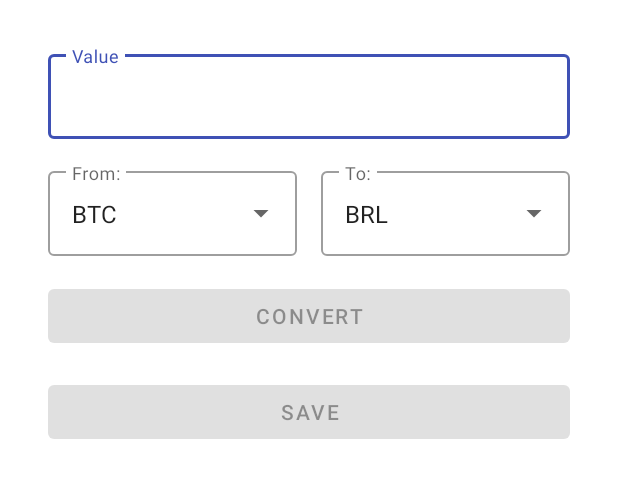
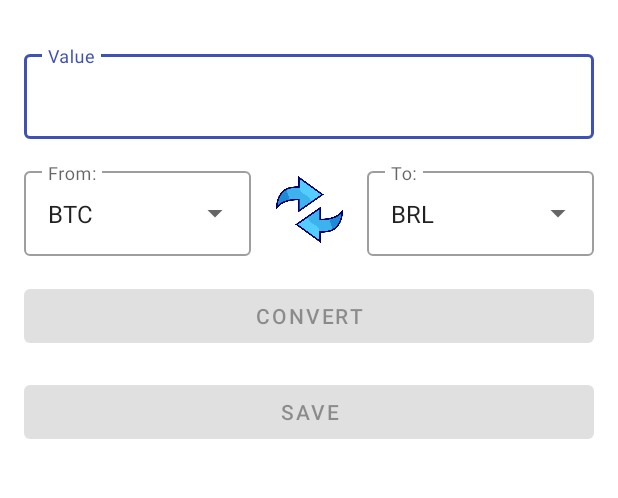
Before and after one commit to matheus-miranda/Crypto-Converter, an Android app: the screen it shows after launch (MainActivity), on a phone screen of 412 x 824 dp, the part 62-560 px from its top. Run offline under Robolectric (Android 15) with nearby library versions, the light colour scheme and no system bars; our stand-ins replace Room's generated code, navigation-ui; pictures from the network do not load.

Commit message:
Add Swap Button to layout

```diff
--- a/app/src/main/res/layout/fragment_home.xml
+++ b/app/src/main/res/layout/fragment_home.xml
@@ -22,14 +22,14 @@
             android:layout_width="wrap_content"
             android:layout_height="wrap_content"
             android:orientation="vertical"
-            app:layout_constraintGuide_begin="@dimen/extra_padding" />
+            app:layout_constraintGuide_begin="@dimen/layout_padding" />
 
         <androidx.constraintlayout.widget.Guideline
             android:id="@+id/guide_end"
             android:layout_width="wrap_content"
             android:layout_height="wrap_content"
             android:orientation="vertical"
-            app:layout_constraintGuide_end="@dimen/extra_padding" />
+            app:layout_constraintGuide_end="@dimen/layout_padding" />
 
         <com.google.android.material.textfield.TextInputLayout
             android:id="@+id/til_value"
@@ -58,7 +58,9 @@
             android:layout_marginTop="@dimen/layout_padding"
             android:layout_marginEnd="@dimen/half_padding"
             android:hint="@string/convert_from"
-            app:layout_constraintEnd_toStartOf="@id/til_convert_to"
+            app:layout_constraintEnd_toStartOf="@+id/ib_swap"
+            app:layout_constraintHorizontal_chainStyle="spread"
+            app:layout_constraintHorizontal_weight="2.5"
             app:layout_constraintStart_toStartOf="@id/guide_start"
             app:layout_constraintTop_toBottomOf="@id/til_value">
 
@@ -71,6 +73,20 @@
                 android:inputType="none" />
         </com.google.android.material.textfield.TextInputLayout>
 
+        <androidx.appcompat.widget.AppCompatImageButton
+            android:id="@+id/ib_swap"
+            android:layout_width="0dp"
+            android:layout_height="0dp"
+            android:background="?attr/selectableItemBackgroundBorderless"
+            android:padding="@dimen/half_padding"
+            android:scaleType="centerInside"
+            android:src="@drawable/swap_outline"
+            app:layout_constraintBottom_toBottomOf="@id/til_convert_from"
+            app:layout_constraintEnd_toStartOf="@+id/til_convert_to"
+            app:layout_constraintHorizontal_weight="1"
+            app:layout_constraintStart_toEndOf="@+id/til_convert_from"
+            app:layout_constraintTop_toTopOf="@id/til_convert_from" />
+
         <com.google.android.material.textfield.TextInputLayout
             android:id="@+id/til_convert_to"
             style="@style/Widget.MaterialComponents.TextInputLayout.OutlinedBox.ExposedDropdownMenu"
@@ -80,7 +96,8 @@
             android:layout_marginTop="@dimen/layout_padding"
             android:hint="@string/convert_to"
             app:layout_constraintEnd_toEndOf="@id/guide_end"
-            app:layout_constraintStart_toEndOf="@id/til_convert_from"
+            app:layout_constraintHorizontal_weight="2.5"
+            app:layout_constraintStart_toEndOf="@+id/ib_swap"
             app:layout_constraintTop_toBottomOf="@id/til_value">
 
             <androidx.appcompat.widget.AppCompatAutoCompleteTextView
```
Also changed, not shown: app/src/main/res/drawable-v24/swap_outline.webp (added).
